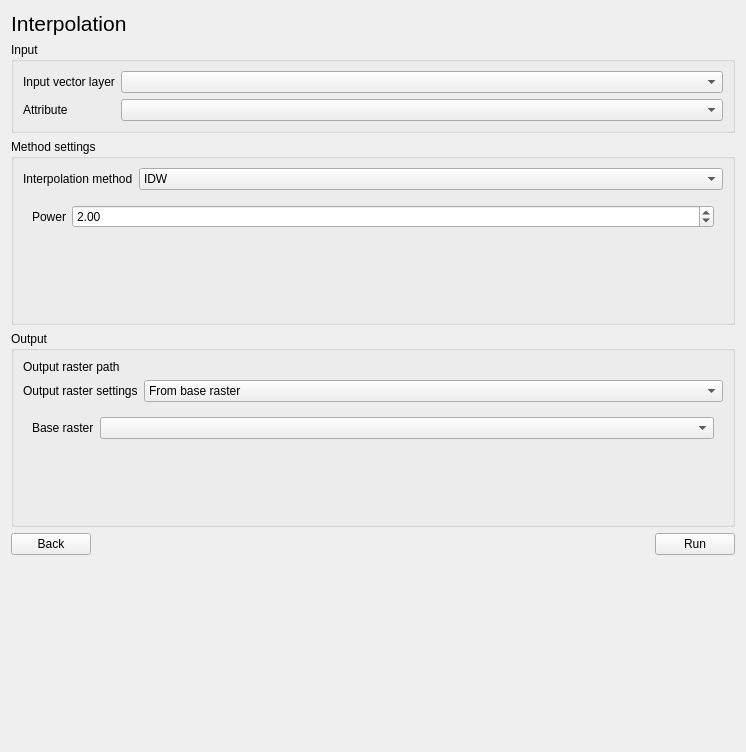
Above: eis_qgis_plugin/resources/ui/mineral_proxies/proxy_workflow2_interpolation.ui from GispoCoding/eis_qgis_plugin before the change. Below: the same form after it.
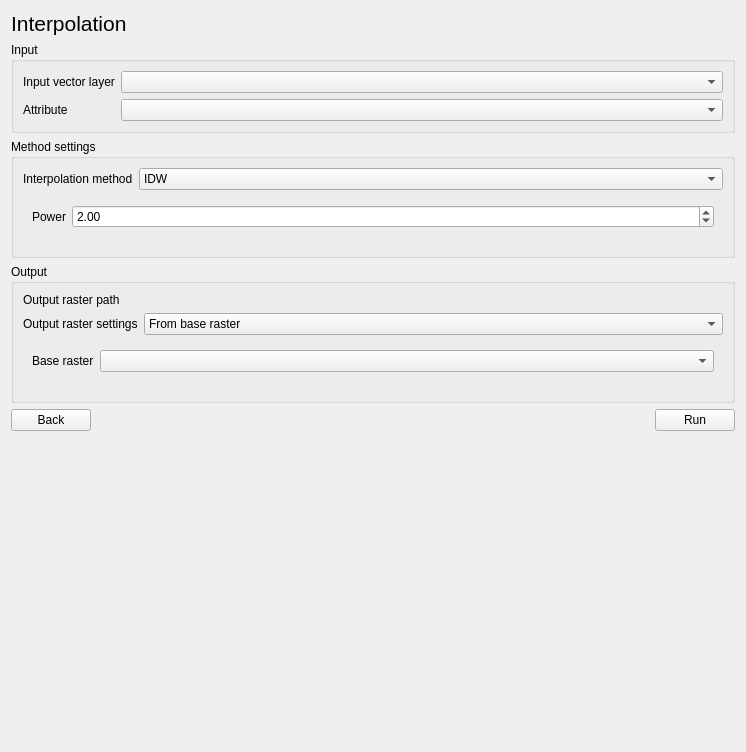
That is the form after the change. Custom widgets are drawn as their Qt base class.

Commit message: Add dynamic resizing to the stacked widgets

What changed in the file:
```diff
--- a/eis_qgis_plugin/resources/ui/mineral_proxies/proxy_workflow2_interpolation.ui
+++ b/eis_qgis_plugin/resources/ui/mineral_proxies/proxy_workflow2_interpolation.ui
@@ -88,6 +88,12 @@
       </item>
       <item>
        <widget class="QStackedWidget" name="interpolation_method_pages">
+        <property name="maximumSize">
+         <size>
+          <width>16777215</width>
+          <height>50</height>
+         </size>
+        </property>
         <property name="currentIndex">
          <number>0</number>
         </property>
@@ -201,6 +207,12 @@
    </item>
    <item>
     <widget class="QGroupBox" name="output_box">
+     <property name="sizePolicy">
+      <sizepolicy hsizetype="Preferred" vsizetype="Preferred">
+       <horstretch>0</horstretch>
+       <verstretch>0</verstretch>
+      </sizepolicy>
+     </property>
      <property name="title">
       <string>Output</string>
      </property>
@@ -228,6 +240,9 @@
           </item>
          </widget>
         </item>
+        <item row="0" column="1">
+         <widget class="QgsFileWidget" name="output_raster_path"/>
+        </item>
         <item row="0" column="0">
          <widget class="QLabel" name="output_raster_path_label">
           <property name="text">
@@ -235,17 +250,16 @@
           </property>
          </widget>
         </item>
-        <item row="0" column="1">
-         <widget class="QgsFileWidget" name="output_raster_path">
-          <property name="storageMode">
-           <enum>QgsFileWidget::SaveFile</enum>
-          </property>
-         </widget>
-        </item>
        </layout>
       </item>
       <item>
        <widget class="QStackedWidget" name="output_raster_settings_pages">
+        <property name="maximumSize">
+         <size>
+          <width>16777215</width>
+          <height>50</height>
+         </size>
+        </property>
         <property name="currentIndex">
          <number>0</number>
         </property>
@@ -386,7 +400,7 @@
      <property name="sizeHint" stdset="0">
       <size>
        <width>20</width>
-       <height>25</height>
+       <height>1000</height>
       </size>
      </property>
     </spacer>
```
The commit also changes 4 other files.
